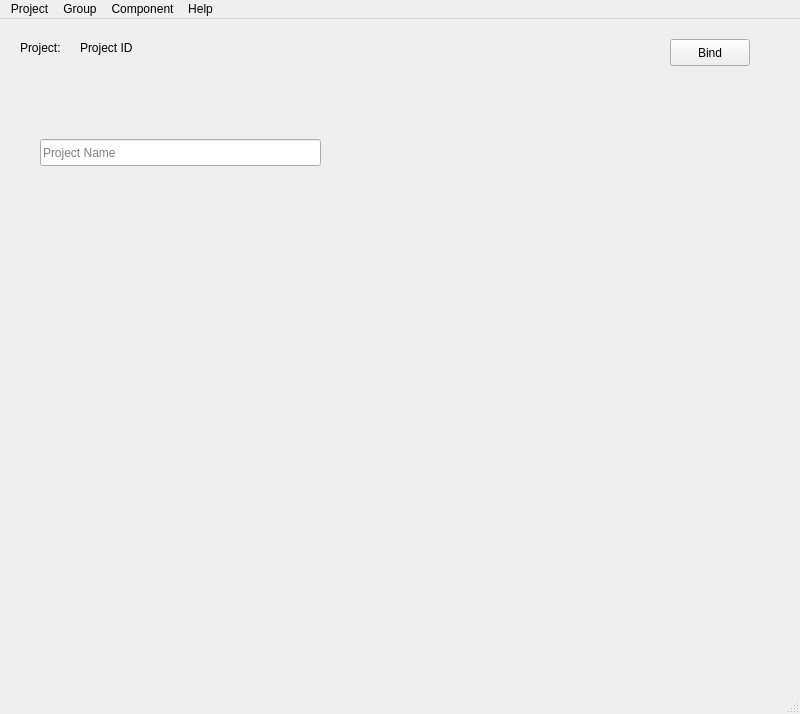
This is lib/rapuma/dialog/main_dlg.ui in sillsdev/rapuma as Qt 5 draws it before an edit. The edited form follows.
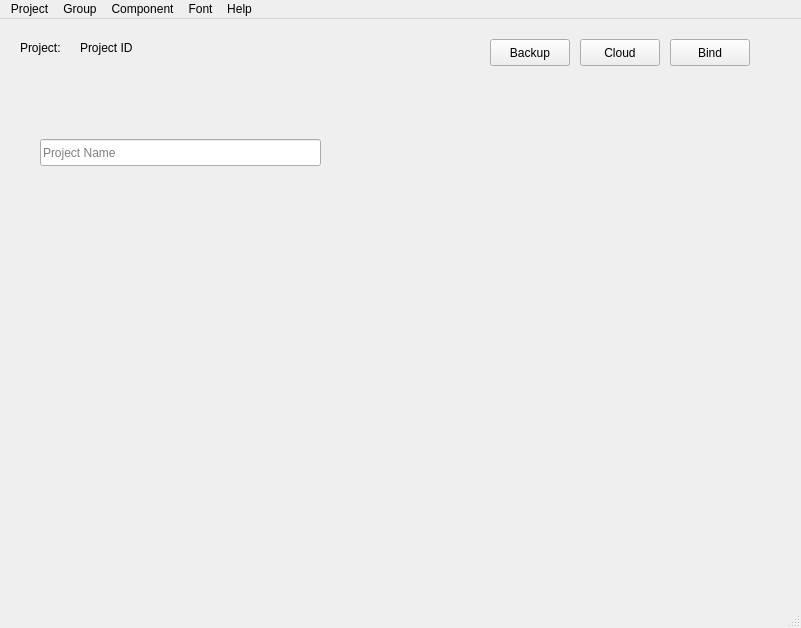
This is the edited form.

Commit message: Work on project dialogs - testing

Diff of the .ui file:
```diff
--- a/lib/rapuma/dialog/main_dlg.ui
+++ b/lib/rapuma/dialog/main_dlg.ui
@@ -6,8 +6,8 @@
    <rect>
     <x>0</x>
     <y>0</y>
-    <width>800</width>
-    <height>714</height>
+    <width>801</width>
+    <height>628</height>
    </rect>
   </property>
   <property name="windowTitle">
@@ -20,7 +20,7 @@
       <x>10</x>
       <y>10</y>
       <width>781</width>
-      <height>651</height>
+      <height>561</height>
      </rect>
     </property>
     <property name="frameShape">
@@ -92,6 +92,32 @@
        <string>Bind</string>
       </property>
      </widget>
+     <widget class="QPushButton" name="pushButtonProjectCloud">
+      <property name="geometry">
+       <rect>
+        <x>570</x>
+        <y>10</y>
+        <width>80</width>
+        <height>27</height>
+       </rect>
+      </property>
+      <property name="text">
+       <string>Cloud</string>
+      </property>
+     </widget>
+     <widget class="QPushButton" name="pushButtonProjectBackup">
+      <property name="geometry">
+       <rect>
+        <x>480</x>
+        <y>10</y>
+        <width>80</width>
+        <height>27</height>
+       </rect>
+      </property>
+      <property name="text">
+       <string>Backup</string>
+      </property>
+     </widget>
     </widget>
     <widget class="QWidget" name="pageGroup">
      <widget class="QLabel" name="labelGroup">
@@ -252,7 +278,7 @@
     <rect>
      <x>0</x>
      <y>0</y>
-     <width>800</width>
+     <width>801</width>
      <height>25</height>
     </rect>
    </property>
@@ -312,9 +338,18 @@
     <addaction name="actionFinal_2"/>
     <addaction name="actionProof_2"/>
    </widget>
+   <widget class="QMenu" name="menuFont">
+    <property name="title">
+     <string>Font</string>
+    </property>
+    <addaction name="menuFontAdd"/>
+    <addaction name="menuFontRemove"/>
+    <addaction name="menuFontUpdate"/>
+   </widget>
    <addaction name="menuProject"/>
    <addaction name="menuGroup"/>
    <addaction name="menuComponent"/>
+   <addaction name="menuFont"/>
    <addaction name="menuHelp"/>
   </widget>
   <widget class="QStatusBar" name="statusbar"/>
```
Left out of the diff: 25 changed lines with no effect on the pictures. The commit also changes 21 other files.
